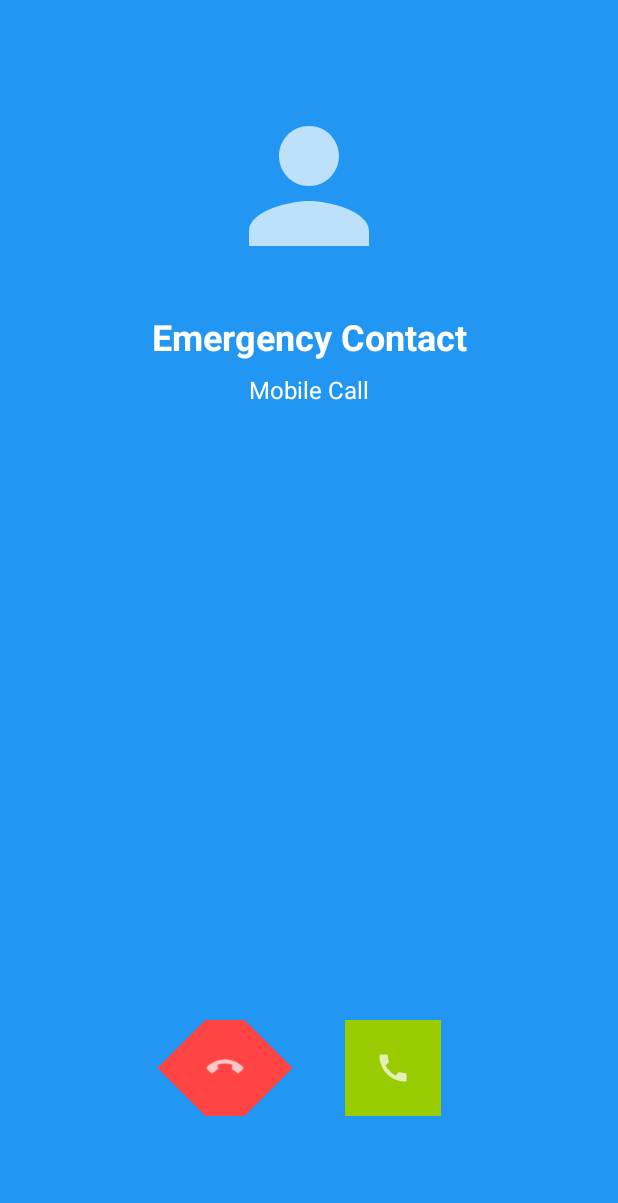
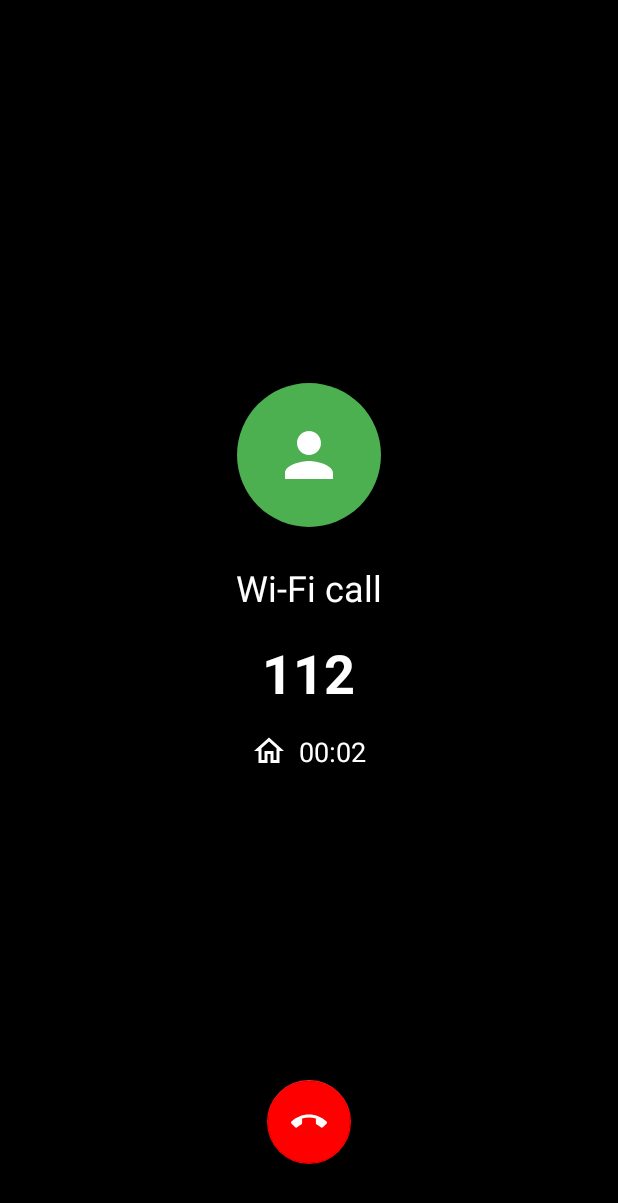
Before and after one commit to sinanshamsudheen/emerband, an Android app: the FakeCallActivity screen opened directly, with no data from a screen before it, on a phone screen of 412 x 824 dp. Shown: the top 1203 px of the screen. Run offline under Robolectric (Android 15) with nearby library versions, the phone set to English and light mode, and no system bars.

Commit message:
Huge Changes

```diff
--- a/app/src/main/java/com/example/emerband/AlertActivity.java
+++ b/app/src/main/java/com/example/emerband/AlertActivity.java
@@ -43,7 +43,7 @@ public class AlertActivity extends AppCompatActivity {
     private static final int DARK_RED = Color.rgb(150, 0, 0); // Darker red for contrast
 
     private FrameLayout alertBackground;
-    private Button stopAlertButton;
+    private Button btnStopAlert;
     private MediaPlayer mediaPlayer;
     private Vibrator vibrator;
     private Handler handler;
@@ -79,13 +79,16 @@ public class AlertActivity extends AppCompatActivity {
 
         // Initialize views
         alertBackground = findViewById(R.id.alertBackground);
-        stopAlertButton = findViewById(R.id.stopAlertButton);
+        btnStopAlert = findViewById(R.id.btnStopAlert);
 
         // Store the alert timestamp
         saveAlertTimestamp();
 
         // Set up the button click listener
-        stopAlertButton.setOnClickListener(v -> stopAlert());
+        btnStopAlert.setOnClickListener(v -> {
+            stopAlert();
+            finish();
+        });
 
         // Initialize handler for background blinking
         handler = new Handler(Looper.getMainLooper());
--- a/app/src/main/java/com/example/emerband/FakeCallActivity.java
+++ b/app/src/main/java/com/example/emerband/FakeCallActivity.java
@@ -1,19 +1,26 @@
 package com.example.emerband;
 
 import android.os.Bundle;
-import android.view.View;
-import android.widget.ImageButton;
-import android.widget.ImageView;
+import android.os.Handler;
+import android.os.Looper;
 import android.widget.TextView;
-
 import androidx.appcompat.app.AppCompatActivity;
+import com.example.emerband.utils.EmergencyUtils;
+import com.google.android.material.floatingactionbutton.FloatingActionButton;
+import java.util.Locale;
 
 public class FakeCallActivity extends AppCompatActivity {
-    private ImageView callerImageView;
-    private TextView callerNameTextView;
-    private TextView callTypeTextView;
-    private ImageButton btnAnswer;
-    private ImageButton btnReject;
+    private TextView callDurationText;
+    private Handler handler;
+    private int seconds = 0;
+    private final Runnable timerRunnable = new Runnable() {
+        @Override
+        public void run() {
+            seconds++;
+            updateTimer();
+            handler.postDelayed(this, 1000);
+        }
+    };
 
     @Override
     protected void onCreate(Bundle savedInstanceState) {
@@ -21,33 +28,37 @@ public class FakeCallActivity extends AppCompatActivity {
         setContentView(R.layout.activity_fake_call);
 
         // Initialize views
-        callerImageView = findViewById(R.id.callerImageView);
-        callerNameTextView = findViewById(R.id.callerNameTextView);
-        callTypeTextView = findViewById(R.id.callTypeTextView);
-        btnAnswer = findViewById(R.id.btnAnswer);
-        btnReject = findViewById(R.id.btnReject);
+        callDurationText = findViewById(R.id.callDurationText);
+        FloatingActionButton endCallButton = findViewById(R.id.endCallButton);
 
-        // Set up click listeners
-        btnAnswer.setOnClickListener(v -> handleAnswerCall());
-        btnReject.setOnClickListener(v -> handleRejectCall());
+        // Set up end call button
+        endCallButton.setOnClickListener(v -> {
+            EmergencyUtils.stopFakeCall();
+            finish();
+        });
 
-        // Set up initial UI
-        setupCallUI();
+        // Initialize handler for timer
+        handler = new Handler(Looper.getMainLooper());
+        startTimer();
     }
 
-    private void setupCallUI() {
-        callerNameTextView.setText(getString(R.string.emergency_caller));
-        callTypeTextView.setText(getString(R.string.incoming_mobile_call));
-        callerImageView.setImageResource(R.drawable.ic_person);
+    private void startTimer() {
+        handler.post(timerRunnable);
     }
 
-    private void handleAnswerCall() {
-        // Add call answer logic here
-        finish();
+    private void updateTimer() {
+        int minutes = seconds / 60;
+        int secs = seconds % 60;
+        String time = String.format(Locale.getDefault(), "%02d:%02d", minutes, secs);
+        callDurationText.setText(time);
     }
 
-    private void handleRejectCall() {
-        // Add call reject logic here
-        finish();
+    @Override
+    protected void onDestroy() {
+        super.onDestroy();
+        if (handler != null) {
+            handler.removeCallbacks(timerRunnable);
+        }
+        EmergencyUtils.stopFakeCall();
     }
 }
--- a/app/src/main/java/com/example/emerband/MainActivity.java
+++ b/app/src/main/java/com/example/emerband/MainActivity.java
@@ -304,7 +304,8 @@ public class MainActivity extends AppCompatActivity {
                     Toast.makeText(this, "Fake call stopped", Toast.LENGTH_SHORT).show();
                 } else {
                     EmergencyUtils.playFakeCall(this);
-                    Toast.makeText(this, "Fake call started", Toast.LENGTH_SHORT).show();
+                    Intent intent = new Intent(this, FakeCallActivity.class);
+                    startActivity(intent);
                 }
             } catch (Exception e) {
                 Toast.makeText(this, "Error with fake call: " + e.getMessage(), Toast.LENGTH_SHORT).show();
--- a/app/src/main/java/com/example/emerband/utils/EmergencyUtils.java
+++ b/app/src/main/java/com/example/emerband/utils/EmergencyUtils.java
@@ -24,6 +24,7 @@ import android.os.Bundle;
 import android.util.Log;
 
 public class EmergencyUtils {
+    private static final String TAG = "EmergencyUtils";
     private static final String EMERGENCY_NUMBER = "112";
     private static final String CYBER_CELL_NUMBER = "1930";
     private static MediaPlayer mediaPlayer;
--- a/app/src/main/res/drawable/circle_background.xml
+++ b/app/src/main/res/drawable/circle_background.xml
@@ -1,5 +1,5 @@
 <?xml version="1.0" encoding="utf-8"?>
 <shape xmlns:android="http://schemas.android.com/apk/res/android"
     android:shape="oval">
-    <solid android:color="#444444" />
+    <solid android:color="#4CAF50"/>
 </shape>
--- a/app/src/main/res/drawable/ic_call_end.xml
+++ b/app/src/main/res/drawable/ic_call_end.xml
@@ -3,9 +3,8 @@
     android:width="24dp"
     android:height="24dp"
     android:viewportWidth="24"
-    android:viewportHeight="24"
-    android:tint="@android:color/white">
+    android:viewportHeight="24">
     <path
-        android:fillColor="@android:color/white"
+        android:fillColor="#FFFFFF"
         android:pathData="M12,9c-1.6,0 -3.15,0.25 -4.6,0.72v3.1c0,0.39 -0.23,0.74 -0.56,0.9 -0.98,0.49 -1.87,1.12 -2.66,1.85 -0.18,0.18 -0.43,0.28 -0.7,0.28 -0.28,0 -0.53,-0.11 -0.71,-0.29L0.29,13.08c-0.18,-0.17 -0.29,-0.42 -0.29,-0.7 0,-0.28 0.11,-0.53 0.29,-0.71C3.34,8.78 7.46,7 12,7s8.66,1.78 11.71,4.67c0.18,0.18 0.29,0.43 0.29,0.71 0,0.28 -0.11,0.53 -0.29,0.71l-2.48,2.48c-0.18,0.18 -0.43,0.29 -0.71,0.29 -0.27,0 -0.52,-0.11 -0.7,-0.28 -0.79,-0.74 -1.69,-1.36 -2.67,-1.85 -0.33,-0.16 -0.56,-0.5 -0.56,-0.9v-3.1C15.15,9.25 13.6,9 12,9z"/>
 </vector>
--- /dev/null
+++ b/app/src/main/res/drawable/ic_profile_placeholder.xml
@@ -0,0 +1,10 @@
+<?xml version="1.0" encoding="utf-8"?>
+<vector xmlns:android="http://schemas.android.com/apk/res/android"
+    android:width="24dp"
+    android:height="24dp"
+    android:viewportWidth="24"
+    android:viewportHeight="24">
+    <path
+        android:fillColor="#FFFFFF"
+        android:pathData="M12,12c2.21,0 4,-1.79 4,-4s-1.79,-4 -4,-4 -4,1.79 -4,4 1.79,4 4,4zM12,14c-2.67,0 -8,1.34 -8,4v2h16v-2c0,-2.66 -5.33,-4 -8,-4z"/>
+</vector>
--- /dev/null
+++ b/app/src/main/res/drawable/ic_signal.xml
@@ -0,0 +1,10 @@
+<?xml version="1.0" encoding="utf-8"?>
+<vector xmlns:android="http://schemas.android.com/apk/res/android"
+    android:width="24dp"
+    android:height="24dp"
+    android:viewportWidth="24"
+    android:viewportHeight="24">
+    <path
+        android:fillColor="#FFFFFF"
+        android:pathData="M12,3L2,12h3v8h6v-6h2v6h6v-8h3L12,3zM17,18h-2v-6H9v6H7v-7.81l5,-4.5 5,4.5V18z"/>
+</vector>
--- a/app/src/main/res/layout/activity_alert.xml
+++ b/app/src/main/res/layout/activity_alert.xml
@@ -31,12 +31,12 @@
             android:layout_marginBottom="64dp"/>
 
         <Button
-            android:id="@+id/stopAlertButton"
-            android:layout_width="200dp"
-            android:layout_height="80dp"
-            android:text="@string/stop_alarm"
-            android:textSize="20sp"
-            android:textStyle="bold"/>
+            android:id="@+id/btnStopAlert"
+            android:layout_width="wrap_content"
+            android:layout_height="wrap_content"
+            android:text="@string/stop_alert"
+            android:layout_marginTop="16dp"
+            style="@style/Widget.MaterialComponents.Button.OutlinedButton"/>
 
     </LinearLayout>
 
--- a/app/src/main/res/layout/activity_fake_call.xml
+++ b/app/src/main/res/layout/activity_fake_call.xml
@@ -3,71 +3,76 @@
     xmlns:app="http://schemas.android.com/apk/res-auto"
     android:layout_width="match_parent"
     android:layout_height="match_parent"
-    android:background="@color/primary">
-
-    <ImageView
-        android:id="@+id/callerImageView"
-        android:layout_width="120dp"
-        android:layout_height="120dp"
-        android:layout_marginTop="64dp"
-        android:contentDescription="@string/caller_photo"
-        android:src="@drawable/ic_person"
-        app:layout_constraintEnd_toEndOf="parent"
-        app:layout_constraintStart_toStartOf="parent"
-        app:layout_constraintTop_toTopOf="parent" />
-
-    <TextView
-        android:id="@+id/callerNameTextView"
-        android:layout_width="wrap_content"
-        android:layout_height="wrap_content"
-        android:layout_marginTop="24dp"
-        android:text="@string/emergency_caller"
-        android:textColor="@android:color/white"
-        android:textSize="24sp"
-        android:textStyle="bold"
-        app:layout_constraintEnd_toEndOf="parent"
-        app:layout_constraintStart_toStartOf="parent"
-        app:layout_constraintTop_toBottomOf="@id/callerImageView" />
-
-    <TextView
-        android:id="@+id/callTypeTextView"
-        android:layout_width="wrap_content"
-        android:layout_height="wrap_content"
-        android:layout_marginTop="8dp"
-        android:text="@string/incoming_mobile_call"
-        android:textColor="@android:color/white"
-        android:textSize="16sp"
-        app:layout_constraintEnd_toEndOf="parent"
-        app:layout_constraintStart_toStartOf="parent"
-        app:layout_constraintTop_toBottomOf="@id/callerNameTextView" />
+    android:background="@android:color/black">
 
     <LinearLayout
         android:layout_width="match_parent"
         android:layout_height="wrap_content"
-        android:layout_marginBottom="64dp"
+        android:orientation="vertical"
         android:gravity="center"
-        android:orientation="horizontal"
-        android:padding="16dp"
-        app:layout_constraintBottom_toBottomOf="parent">
+        app:layout_constraintTop_toTopOf="parent"
+        app:layout_constraintBottom_toTopOf="@id/endCallButton"
+        android:layout_marginTop="48dp">
 
-        <ImageButton
-            android:id="@+id/btnReject"
-            android:layout_width="64dp"
-            android:layout_height="64dp"
-            android:layout_marginEnd="48dp"
-            android:background="@android:color/holo_red_light"
-            android:contentDescription="@string/decline_call"
-            android:src="@drawable/ic_call"
-            android:rotation="135" />
+        <ImageView
+            android:layout_width="96dp"
+            android:layout_height="96dp"
+            android:src="@drawable/ic_profile_placeholder"
+            android:background="@drawable/circle_background"
+            android:padding="24dp"
+            android:tint="@android:color/white"/>
 
-        <ImageButton
-            android:id="@+id/btnAnswer"
-            android:layout_width="64dp"
-            android:layout_height="64dp"
-            android:background="@android:color/holo_green_light"
-            android:contentDescription="@string/answer_call"
-            android:src="@drawable/ic_call" />
+        <TextView
+            android:layout_width="wrap_content"
+            android:layout_height="wrap_content"
+            android:text="Wi-Fi call"
+            android:textColor="@android:color/white"
+            android:textSize="24sp"
+            android:layout_marginTop="24dp"/>
 
+        <TextView
+            android:layout_width="wrap_content"
+            android:layout_height="wrap_content"
+            android:text="112"
+            android:textColor="@android:color/white"
+            android:textSize="36sp"
+            android:textStyle="bold"
+            android:layout_marginTop="16dp"/>
+
+        <LinearLayout
+            android:layout_width="wrap_content"
+            android:layout_height="wrap_content"
+            android:orientation="horizontal"
+            android:gravity="center"
+            android:layout_marginTop="16dp">
+
+            <ImageView
+                android:layout_width="24dp"
+                android:layout_height="24dp"
+                android:src="@drawable/ic_signal"
+                android:tint="@android:color/white"/>
+
+            <TextView
+                android:id="@+id/callDurationText"
+                android:layout_width="wrap_content"
+                android:layout_height="wrap_content"
+                android:text="00:00"
+                android:textColor="@android:color/white"
+                android:textSize="18sp"
+                android:layout_marginStart="8dp"/>
+        </LinearLayout>
     </LinearLayout>
 
+    <com.google.android.material.floatingactionbutton.FloatingActionButton
+        android:id="@+id/endCallButton"
+        android:layout_width="wrap_content"
+        android:layout_height="wrap_content"
+        android:layout_marginBottom="48dp"
+        android:src="@drawable/ic_call_end"
+        app:backgroundTint="#FF0000"
+        app:tint="@android:color/white"
+        app:layout_constraintBottom_toBottomOf="parent"
+        app:layout_constraintStart_toStartOf="parent"
+        app:layout_constraintEnd_toEndOf="parent"/>
+
 </androidx.constraintlayout.widget.ConstraintLayout>
```
Also changed, not shown: 252 other files.
